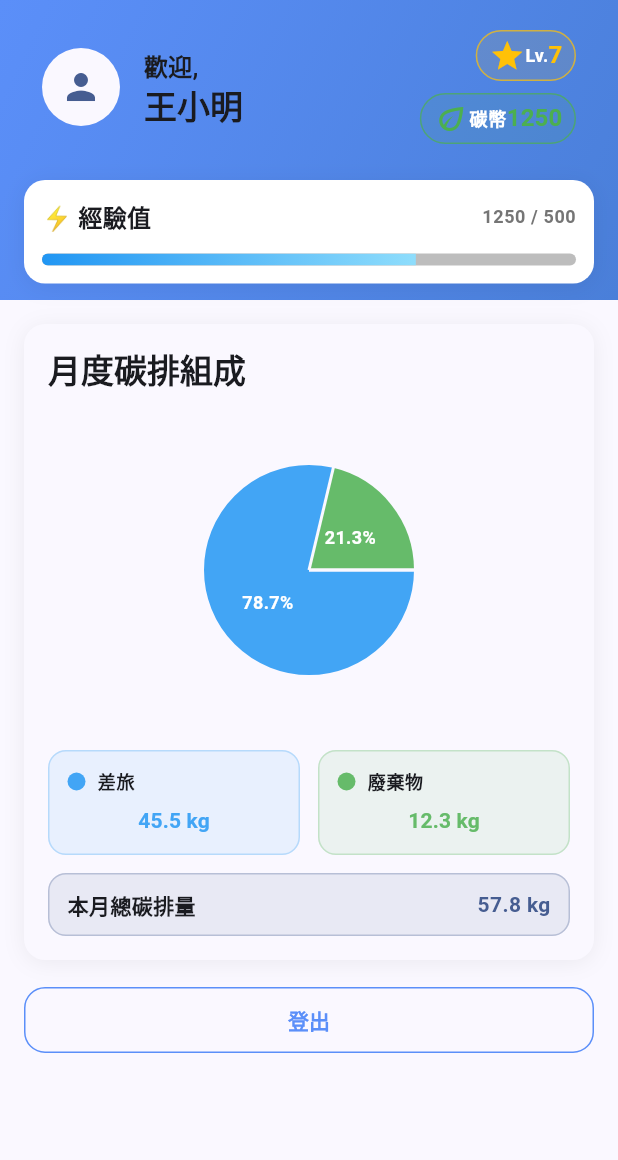
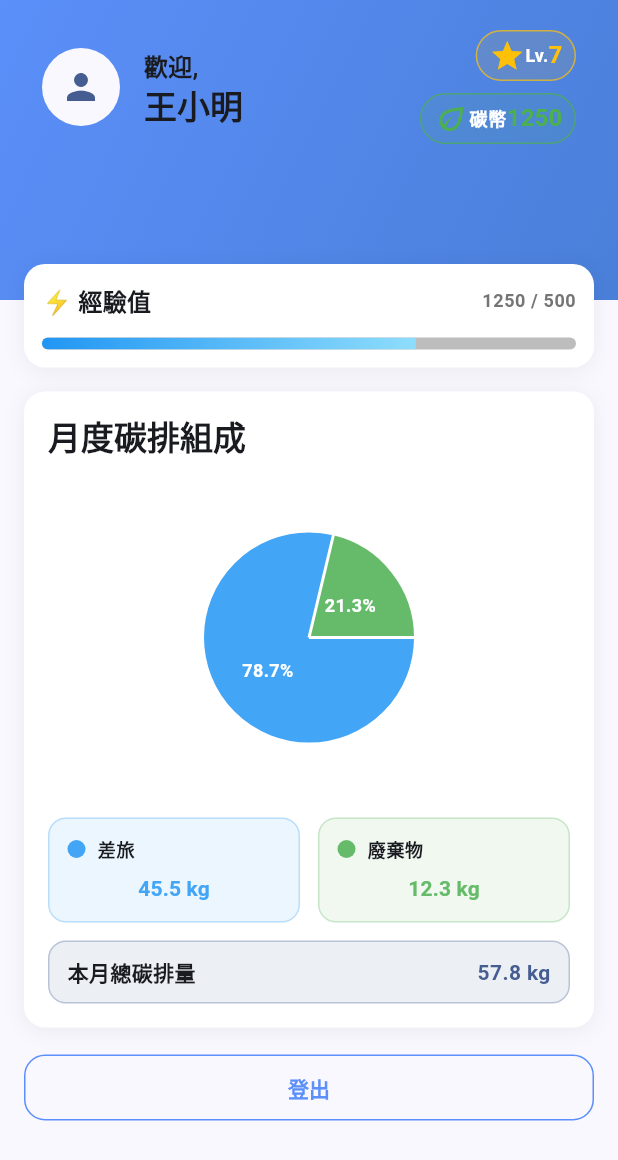
Before and after one commit to GuavaCode233/eco_sensing_app, a Flutter app: the DashboardPage screen opened directly, on a phone screen of 412 x 824 dp. Shown: the top 1160 px of the screen. Run offline on Flutter 3.47's test engine with Material 3 defaults, Android fonts, the phone set to English and light mode, and no system bars; drawn by our look-alikes of fl_chart; our stand-ins replace device_preview, flutter_riverpod, image_picker, qr_flutter.

Commit message:
feat: change UI appearance

```diff
--- a/lib/screens/employee/dashboard_page/carbon_composiotion_card.dart
+++ b/lib/screens/employee/dashboard_page/carbon_composiotion_card.dart
@@ -21,7 +21,7 @@ class CarbonCompositionCard extends ConsumerWidget {
 
     return Container(
       decoration: BoxDecoration(
-        color: Theme.of(context).colorScheme.surface,
+        color: Colors.white,
         borderRadius: BorderRadius.circular(14),
         boxShadow: [
           BoxShadow(
--- a/lib/screens/employee/dashboard_page/dashboard_header.dart
+++ b/lib/screens/employee/dashboard_page/dashboard_header.dart
@@ -35,8 +35,6 @@ class DashboardHeader extends ConsumerWidget {
             children: [
               // 用戶信息區塊
               _buildUserInfoCard(context, userProfile: userProfile),
-              const SizedBox(height: 12),
-              _buildExperienceBarCard(context, userProfile: userProfile),
             ],
           ),
         ),
@@ -160,78 +158,4 @@ class DashboardHeader extends ConsumerWidget {
       ),
     );
   }
-
-  Widget _buildExperienceBarCard(BuildContext context, {required userProfile}) {
-    // 經驗值進度卡
-    return Container(
-      decoration: BoxDecoration(
-        color: Colors.white,
-        borderRadius: BorderRadius.circular(14),
-        boxShadow: [
-          BoxShadow(
-            color: Colors.black.withValues(alpha: 0.06),
-            blurRadius: 12,
-            offset: const Offset(0, 2),
-          ),
-        ],
-      ),
-      padding: const EdgeInsets.all(12),
-      child: Column(
-        crossAxisAlignment: CrossAxisAlignment.start,
-        children: [
-          Row(
-            mainAxisAlignment: MainAxisAlignment.spaceBetween,
-            children: [
-              Text(
-                '⚡ 經驗值',
-                style: Theme.of(
-                  context,
-                ).textTheme.titleMedium?.copyWith(fontWeight: FontWeight.bold),
-              ),
-              Text(
-                '${userProfile.totalExp} / 500',
-                style: Theme.of(
-                  context,
-                ).textTheme.bodySmall?.copyWith(
-                  color: Colors.grey[600],
-                  fontWeight: FontWeight.bold,
-                ),
-              ),
-            ],
-          ),
-          const SizedBox(height: 12),
-          _buildExperienceBar(context, userProfile: userProfile),
-        ],
-      ),
-    );
-  }
-
-  Widget _buildExperienceBar(BuildContext context, {required userProfile}) {
-    // 經驗值進度條
-    return Container(
-      width: MediaQuery.of(context).size.width,
-      height: 8,
-      decoration: BoxDecoration(
-        color: Colors.grey[400],
-        borderRadius: BorderRadius.circular(4),
-      ),
-      child: ClipRRect(
-        borderRadius: BorderRadius.circular(4),
-        child: FractionallySizedBox(
-          alignment: Alignment.topLeft,
-          widthFactor: 0.7, // The progress value (e.g., 0.7 for 70%)
-          child: Container(
-            decoration: const BoxDecoration(
-              gradient: LinearGradient(
-                colors: <Color>[
-                  Colors.blue,
-                  Color.fromARGB(255, 142, 221, 252),
-                ],
-              ),
-            ),
-          ),
-        ),
-      ),
-    );
-  }
 }
--- a/lib/screens/employee/dashboard_page/dashboard_page.dart
+++ b/lib/screens/employee/dashboard_page/dashboard_page.dart
@@ -1,10 +1,10 @@
+import 'package:flutter_riverpod/flutter_riverpod.dart';
 import 'package:flutter/material.dart';
-import 'package:flutter_riverpod/flutter_riverpod.dart';
 
+import 'package:eco_sensing_app/screens/employee/dashboard_page/experience_bar_card.dart';
 import 'package:eco_sensing_app/screens/employee/dashboard_page/carbon_composiotion_card.dart';
 import 'package:eco_sensing_app/screens/employee/dashboard_page/dashboard_header.dart';
 import '../../auth/login_screen.dart'; // 引入登入頁面，登出後會導航回這裡
-import '../../../providers/current_user_provider.dart';
 
 class DashboardPage extends ConsumerWidget {
   // 模擬用戶數據
@@ -12,8 +12,6 @@ class DashboardPage extends ConsumerWidget {
 
   @override
   Widget build(BuildContext context, WidgetRef ref) {
-    final userProfile = ref.watch(currentUserProvider);
-
     return Scaffold(
       body: SingleChildScrollView(
         child: Column(
@@ -22,6 +20,10 @@ class DashboardPage extends ConsumerWidget {
             const DashboardHeader(),
             // 頁面內容 - 使用 SafeArea 處理底部安全區域
             SafeArea(
+              top: false,
+              bottom: true,
+              child: Transform.translate(
+                offset: const Offset(0, -40), // 向上移動 40 像素，讓內容更貼近頂部背景
                 child: Padding(
                   padding: const EdgeInsets.symmetric(
                     horizontal: 16,
@@ -30,10 +32,12 @@ class DashboardPage extends ConsumerWidget {
                   child: Column(
                     crossAxisAlignment: CrossAxisAlignment.start,
                     children: [
+                      // 經驗值進度卡
+                      const ExperienceBarCard(),
+                      const SizedBox(height: 16),
                       // 碳排數據卡片
                       const CarbonCompositionCard(),
                       const SizedBox(height: 16),
-
                       // 暫時的登出按鈕，未來會放在個人中心頁面
                       SizedBox(
                         width: double.infinity,
@@ -69,6 +73,7 @@ class DashboardPage extends ConsumerWidget {
                   ),
                 ),
               ),
+            ),
           ],
         ),
       ),
--- /dev/null
+++ b/lib/screens/employee/dashboard_page/experience_bar_card.dart
@@ -0,0 +1,94 @@
+import 'package:flutter/material.dart';
+import 'package:flutter_riverpod/flutter_riverpod.dart';
+
+import '../../../providers/current_user_provider.dart';
+
+class ExperienceBarCard extends ConsumerWidget {
+  const ExperienceBarCard({super.key});
+
+  @override
+  Widget build(BuildContext context, WidgetRef ref) {
+    final userProfile = ref.watch(currentUserProvider); // 從 provider 獲取用戶資料
+
+    return Column(
+      crossAxisAlignment: CrossAxisAlignment.start,
+      children: [
+            _buildExperienceBarCard(context, userProfile: userProfile),
+      ],
+    );
+  }
+
+    Widget _buildExperienceBarCard(BuildContext context, {required userProfile}) {
+    // 經驗值進度卡
+    return Container(
+      decoration: BoxDecoration(
+        color: Colors.white,
+        borderRadius: BorderRadius.circular(14),
+        boxShadow: [
+          BoxShadow(
+            color: Colors.black.withValues(alpha: 0.06),
+            blurRadius: 12,
+            offset: const Offset(0, 2),
+          ),
+        ],
+      ),
+      padding: const EdgeInsets.all(12),
+      child: Column(
+        crossAxisAlignment: CrossAxisAlignment.start,
+        children: [
+          Row(
+            mainAxisAlignment: MainAxisAlignment.spaceBetween,
+            children: [
+              Text(
+                '⚡ 經驗值',
+                style: Theme.of(
+                  context,
+                ).textTheme.titleMedium?.copyWith(fontWeight: FontWeight.bold),
+              ),
+              Text(
+                '${userProfile.totalExp} / 500',
+                style: Theme.of(
+                  context,
+                ).textTheme.bodySmall?.copyWith(
+                  color: Colors.grey[600],
+                  fontWeight: FontWeight.bold,
+                ),
+              ),
+            ],
+          ),
+          const SizedBox(height: 12),
+          _buildExperienceBar(context, userProfile: userProfile),
+        ],
+      ),
+    );
+  }
+
+  Widget _buildExperienceBar(BuildContext context, {required userProfile}) {
+    // 經驗值進度條
+    return Container(
+      width: MediaQuery.of(context).size.width,
+      height: 8,
+      decoration: BoxDecoration(
+        color: Colors.grey[400],
+        borderRadius: BorderRadius.circular(4),
+      ),
+      child: ClipRRect(
+        borderRadius: BorderRadius.circular(4),
+        child: FractionallySizedBox(
+          alignment: Alignment.topLeft,
+          widthFactor: 0.7, // The progress value (e.g., 0.7 for 70%)
+          child: Container(
+            decoration: const BoxDecoration(
+              gradient: LinearGradient(
+                colors: <Color>[
+                  Colors.blue,
+                  Color.fromARGB(255, 142, 221, 252),
+                ],
+              ),
+            ),
+          ),
+        ),
+      ),
+    );
+  }
+}
```
Lines whose indentation alone changed are shown as unchanged.
